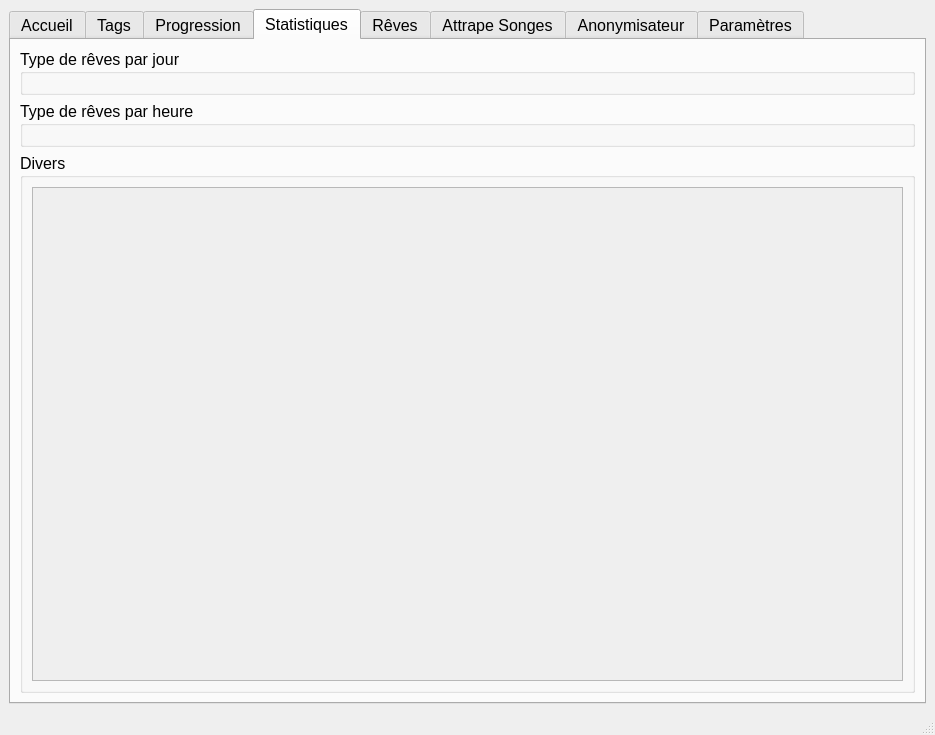
Before: the Qt Designer form src/ui/main_window.ui in estebanthi/DreamsAnalyzer, drawn with Qt 5.
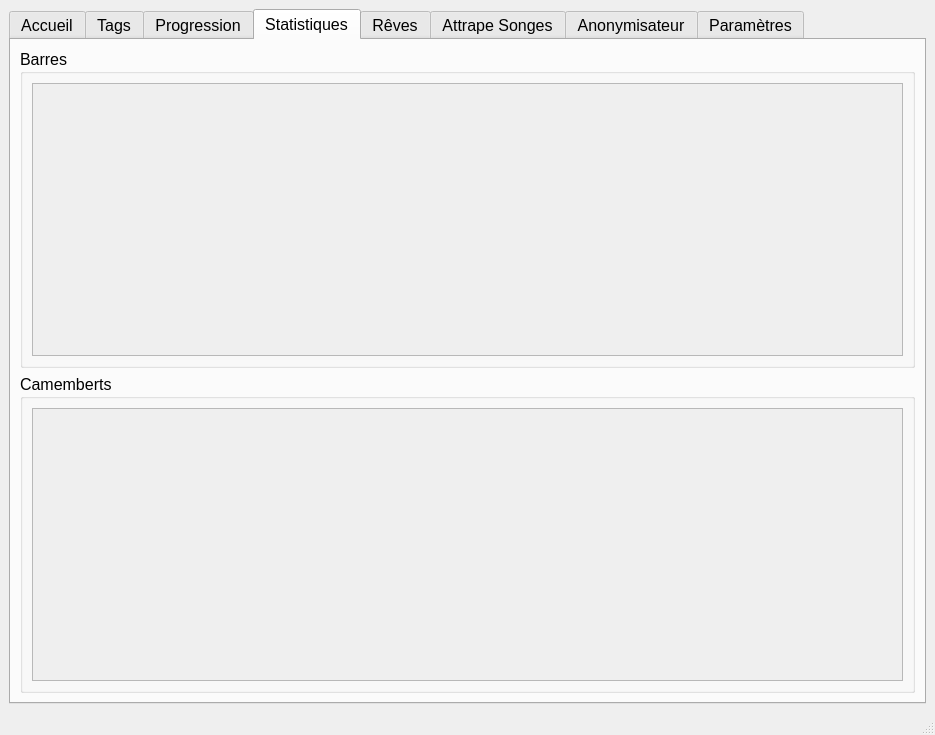
After: the same form once the commit is applied. The open tabs and pages were chosen to show the change. Icons and pictures are not drawn. Custom widgets are drawn as their Qt base class.

Commit message: custom bar charts

What changed in the file:
```diff
--- a/src/ui/main_window.ui
+++ b/src/ui/main_window.ui
@@ -718,23 +718,26 @@
         <item>
          <widget class="QGroupBox" name="groupBox_9">
           <property name="title">
-           <string>Type de rêves par jour</string>
-          </property>
-          <layout class="QHBoxLayout" name="horizontalLayout_12">
-           <item>
-            <widget class="MplWidget" name="dreamsByDayPlot" native="true"/>
-           </item>
-          </layout>
-         </widget>
-        </item>
-        <item>
-         <widget class="QGroupBox" name="groupBox_11">
-          <property name="title">
-           <string>Type de rêves par heure</string>
+           <string>Barres</string>
           </property>
           <layout class="QVBoxLayout" name="verticalLayout_8">
            <item>
-            <widget class="MplWidget" name="dreamsPerHourPlot" native="true"/>
+            <widget class="QScrollArea" name="scrollArea_9">
+             <property name="widgetResizable">
+              <bool>true</bool>
+             </property>
+             <widget class="QWidget" name="scrollAreaWidgetContents_7">
+              <property name="geometry">
+               <rect>
+                <x>0</x>
+                <y>0</y>
+                <width>871</width>
+                <height>280</height>
+               </rect>
+              </property>
+              <layout class="QVBoxLayout" name="barChartsLayout"/>
+             </widget>
+            </widget>
            </item>
           </layout>
          </widget>
@@ -742,7 +745,7 @@
         <item>
          <widget class="QGroupBox" name="otherPlotsLayout">
           <property name="title">
-           <string>Divers</string>
+           <string>Camemberts</string>
           </property>
           <layout class="QHBoxLayout" name="horizontalLayout_13">
            <item>
@@ -755,8 +758,8 @@
                <rect>
                 <x>0</x>
                 <y>0</y>
-                <width>98</width>
-                <height>28</height>
+                <width>871</width>
+                <height>279</height>
                </rect>
               </property>
               <layout class="QHBoxLayout" name="otherPlotsLayout_2"/>
@@ -1148,14 +1151,6 @@
   </widget>
   <widget class="QStatusBar" name="statusbar"/>
  </widget>
- <customwidgets>
-  <customwidget>
-   <class>MplWidget</class>
-   <extends>QWidget</extends>
-   <header>mplwidget.h</header>
-   <container>1</container>
-  </customwidget>
- </customwidgets>
  <resources>
   <include location="ressources.qrc"/>
  </resources>
```
Left out of the diff: 32 changed lines with no effect on the pictures. The commit also changes 36 other files.
